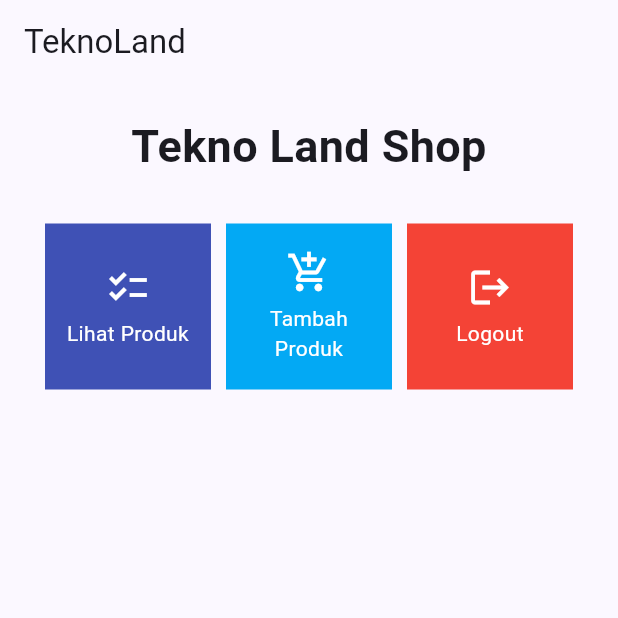
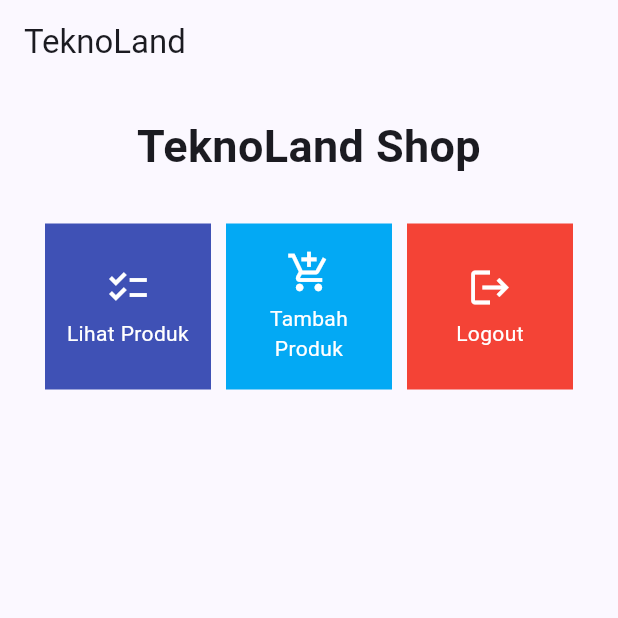
Before and after one commit to SuryaRaavi/TeknoLand-mobile, a Flutter app: the screen it shows after launch, on a phone screen of 412 x 824 dp, the top half of it. Run offline on Flutter 3.47's test engine with Material 2 defaults, Android fonts, the phone set to English and light mode, and no system bars.

Commit message:
Update menu.dart Tugas 7

```diff
--- a/lib/menu.dart
+++ b/lib/menu.dart
@@ -27,7 +27,7 @@ class MyHomePage extends StatelessWidget {
                 padding: EdgeInsets.only(top: 10.0, bottom: 10.0),
                 // Widget Text untuk menampilkan tulisan dengan alignment center dan style yang sesuai
                 child: Text(
-                  'Tekno Land Shop', // Text yang menandakan toko
+                  'TeknoLand Shop', // Text yang menandakan toko
                   textAlign: TextAlign.center,
                   style: TextStyle(
                     fontSize: 30,
```
